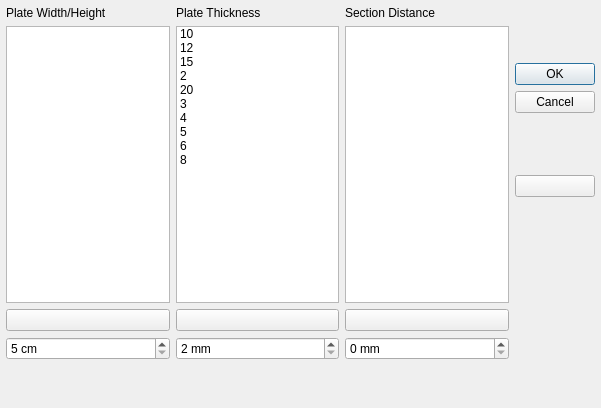
Before: the Qt Designer form applications/section/widgets/multi_section.ui in ebrahimraeyat/civilTools, drawn with Qt 5.
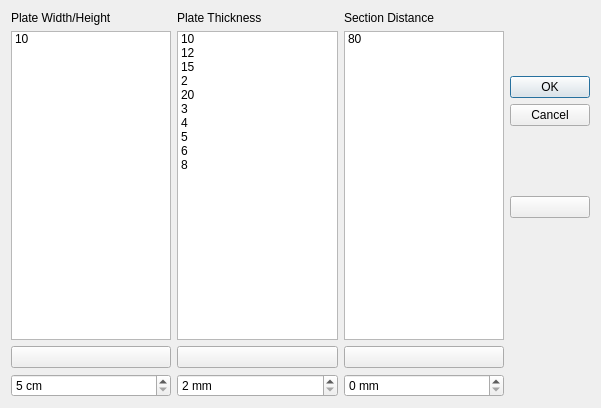
After: the same form once the commit is applied. Icons and pictures are not drawn.

Commit message: SECTION: add progress bar for multi section

The edit to the form file:
```diff
--- a/applications/section/widgets/multi_section.ui
+++ b/applications/section/widgets/multi_section.ui
@@ -13,15 +13,6 @@
   <property name="windowTitle">
    <string>Create Multi Section</string>
   </property>
-  <widget class="QWidget" name="layoutWidget">
-   <property name="geometry">
-    <rect>
-     <x>6</x>
-     <y>6</y>
-     <width>589</width>
-     <height>354</height>
-    </rect>
-   </property>
    <layout class="QHBoxLayout" name="horizontalLayout">
     <item>
      <layout class="QVBoxLayout" name="verticalLayout">
@@ -43,6 +34,11 @@
         <property name="sortingEnabled">
          <bool>true</bool>
         </property>
+       <item>
+        <property name="text">
+         <string>10</string>
+        </property>
+       </item>
        </widget>
       </item>
       <item>
@@ -183,6 +179,11 @@
         <property name="sortingEnabled">
          <bool>true</bool>
         </property>
+       <item>
+        <property name="text">
+         <string>80</string>
+        </property>
+       </item>
        </widget>
       </item>
       <item>
@@ -253,7 +254,6 @@
      </layout>
     </item>
    </layout>
-  </widget>
  </widget>
  <resources>
   <include location="../resource.qrc"/>
```
Lines whose indentation alone changed are shown as unchanged. The commit also changes 4 other files.
